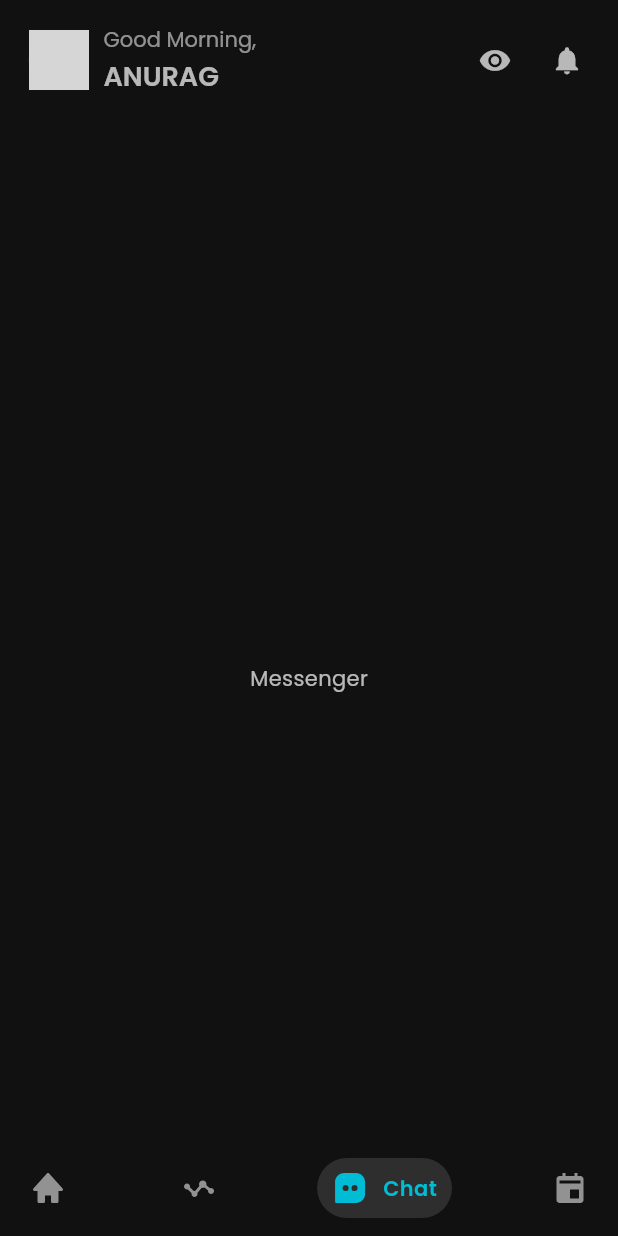
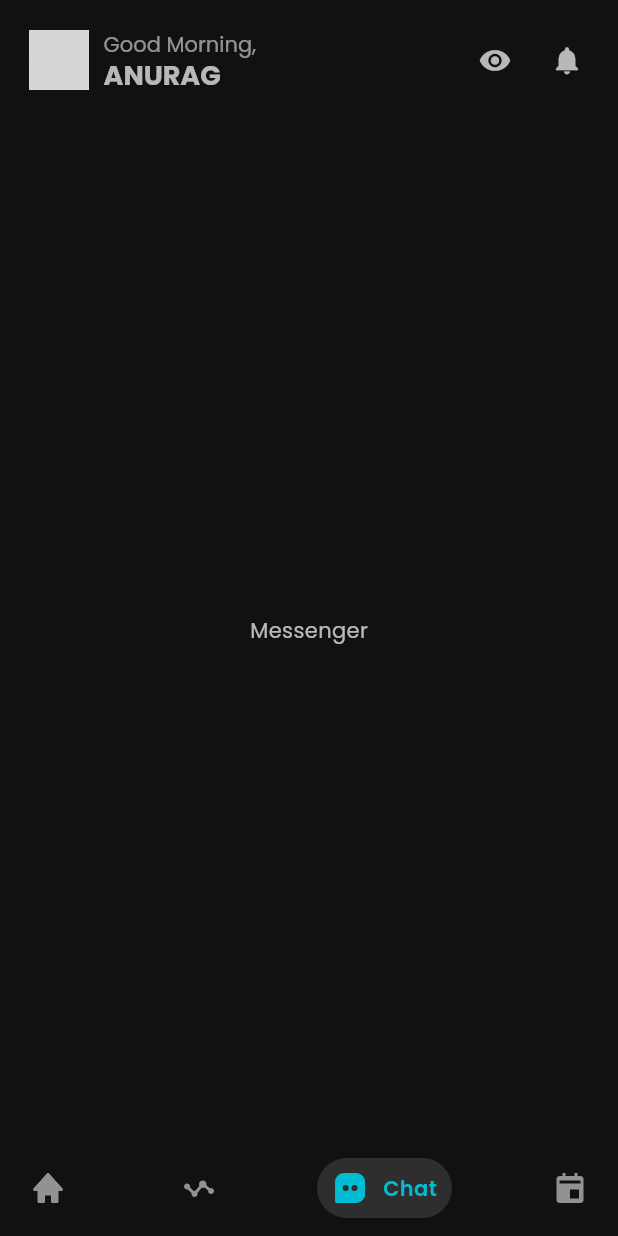
Before and after one commit to Anurag-Bharati/RootNodeApp, a Flutter app: the screen it shows after launch, item 3 of the bottom bar chosen, on a phone screen of 412 x 824 dp. Run offline on Flutter 3.47's test engine with Material 2 defaults, Android fonts, the phone set to English and light mode, and no system bars; drawn by our look-alikes of google_nav_bar; our stand-ins replace boxicons, like_button, objectbox, shared_preferences; generated files the repository leaves out were written again; network calls fail; grey boxes are pictures that could not be loaded.

Commit message:
Did some minor changes in typography

```diff
--- a/lib/app/constant/font.dart
+++ b/lib/app/constant/font.dart
@@ -4,9 +4,10 @@ class RootNodeFontStyle {
   static TextStyle get title => const TextStyle(
         fontSize: 18.0,
         fontWeight: FontWeight.w700,
+        overflow: TextOverflow.ellipsis,
         fontFamily: 'Poppins',
-        height: 1.8,
-        color: Color(0xFFEEEEEE),
+        height: 0,
+        color: Colors.white70,
       );
 
   static TextStyle get body => const TextStyle(
@@ -14,20 +15,22 @@ class RootNodeFontStyle {
         fontWeight: FontWeight.w500,
         fontFamily: 'Poppins',
         height: 1.8,
-        color: Color(0xFFEEEEEE),
+        color: Colors.white70,
       );
   static TextStyle get subtitle => const TextStyle(
-        fontSize: 12.0,
+        fontSize: 14.0,
         fontFamily: 'Poppins',
-        height: 1.8,
-        color: Color(0xFFEEEEEE),
+        overflow: TextOverflow.ellipsis,
+        height: 0,
+        fontWeight: FontWeight.w400,
+        color: Colors.white70,
       );
   static TextStyle get caption => const TextStyle(
         fontSize: 14.0,
         fontWeight: FontWeight.w400,
         fontFamily: 'Poppins',
         height: 0,
-        color: Color(0xFFEEEEEE),
+        color: Colors.white70,
       );
   static TextStyle get label => const TextStyle(
         fontSize: 14.0,
@@ -35,5 +38,6 @@ class RootNodeFontStyle {
         fontFamily: 'Poppins',
         height: 1.8,
         color: Colors.white54,
+        overflow: TextOverflow.fade,
       );
 }
--- a/lib/screen/dashboard/dashboard.dart
+++ b/lib/screen/dashboard/dashboard.dart
@@ -1,6 +1,7 @@
 import 'package:boxicons/boxicons.dart';
 import 'package:flutter/material.dart';
 import 'package:google_nav_bar/google_nav_bar.dart';
+import 'package:rootnode/app/constant/font.dart';
 import 'package:rootnode/app/constant/layout.dart';
 import 'package:rootnode/model/user.dart';
 import 'package:rootnode/screen/dashboard/event_screen.dart';
@@ -25,19 +26,17 @@ class _DashboardScreenState extends State<DashboardScreen> {
     super.initState();
   }
 
-  void showNavbar() => setState(() {
-        navVisible = true;
-      });
-  void hideNavbar() => setState(() {
-        navVisible = false;
-      });
+  void showNavbar() => null;
+  void hideNavbar() => null;
+
+  // setState(() {navVisible = false;});
 
   int _selectedIndex = 0;
 
   @override
   Widget build(BuildContext context) {
     return Scaffold(
-      extendBody: true,
+      // extendBody: true,
       appBar: AppBar(
         elevation: 0,
         toolbarHeight: mqSmallH(context) ? 80 : 60,
@@ -171,26 +170,12 @@ class RootNodeBar extends StatelessWidget {
         ),
         const SizedBox(width: 10 - 3),
         Expanded(
-          child: Column(
-            crossAxisAlignment: CrossAxisAlignment.start,
+          child: Wrap(
+            direction: Axis.vertical,
+            spacing: -5,
             children: [
-              const Text(
-                "Good Morning,",
-                style: TextStyle(
-                    overflow: TextOverflow.fade,
-                    color: Colors.white54,
-                    fontWeight: FontWeight.w400,
-                    fontSize: 14),
-              ),
-              Text(
-                username ?? "ANURAG",
-                style: const TextStyle(
-                  overflow: TextOverflow.fade,
-                  color: Colors.white70,
-                  fontWeight: FontWeight.w600,
-                  fontSize: 18,
-                ),
-              ),
+              Text("Good Morning,", style: RootNodeFontStyle.label),
+              Text(username ?? "ANURAG", style: RootNodeFontStyle.title),
             ],
           ),
         ),
--- a/lib/widgets/stories.dart
+++ b/lib/widgets/stories.dart
@@ -7,7 +7,7 @@ class Stories extends StatelessWidget {
   final User currentUser;
   final List<Post> stories;
 
-  const Stories({Key? key, required this.currentUser, required this.stories});
+  const Stories({super.key, required this.currentUser, required this.stories});
 
   @override
   Widget build(BuildContext context) {
@@ -43,9 +43,9 @@ class Stories extends StatelessWidget {
 class _StoryCard extends StatelessWidget {
   final bool isAddStory;
   final User currentUser;
-  Post? story;
+  final Post? story = null;
 
-  _StoryCard({
+  const _StoryCard({
     Key? key,
     this.isAddStory = false,
     required this.currentUser,
```
Also changed, not shown: lib/screen/dashboard/home_screen.dart (+41 -7 lines), lib/widgets/posts.dart (renamed from lib/widgets/post_container.dart, +8 -28 lines).
